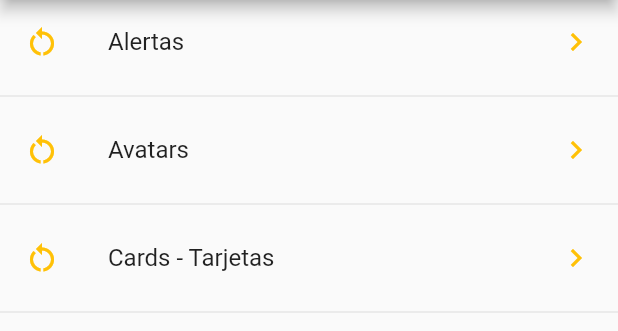
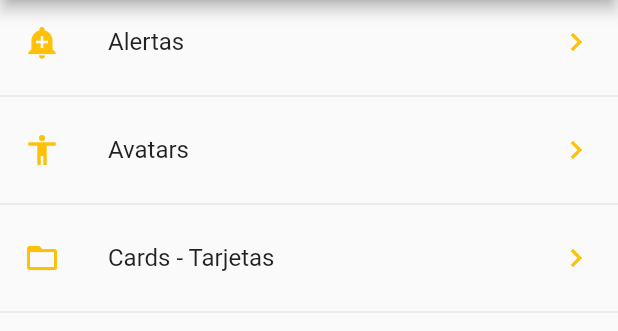
Before and after one commit to bayalad7/flutter-curso-widgets, a Flutter app: the screen it shows after launch, on a phone screen of 412 x 824 dp, the part 84-415 px from its top. Run offline on Flutter 3.47's test engine with Material 2 defaults, Android fonts, the phone set to English and light mode, and no system bars.

Commit message:
feat(utils): convert icons based on a text string

```diff
--- a/lib/src/pages/home.dart
+++ b/lib/src/pages/home.dart
@@ -68,6 +68,7 @@
 import 'package:flutter/material.dart';
 
 import '../providers/menu.dart';
+import '../utils/icons.dart';
 
 class PageHome extends StatelessWidget {
   @override
@@ -123,7 +124,7 @@ class PageHome extends StatelessWidget {
     data?.forEach((item) {
       final widgetItem = ListTile(
         title: Text(item["texto"]),
-        leading: Icon(Icons.restart_alt, color: Colors.amber),
+        leading: getIcon(item["icon"]),
         trailing: Icon(Icons.keyboard_arrow_right, color: Colors.amber),
         onTap: () {},
       );
--- /dev/null
+++ b/lib/src/utils/icons.dart
@@ -0,0 +1,19 @@
+/*
+ * Notas.
+ * 01 - getIcon
+ *      Vamos a crear una solución para regresar un icono de flutter mediante
+ *      un método que nos permita convertir iconos en base al string de un texto
+ *      que manipulemos
+ */
+
+import 'package:flutter/material.dart';
+
+final _icons = <String, IconData>{
+  'add_alert': Icons.add_alert,
+  'accessibility': Icons.accessibility,
+  'folder_open': Icons.folder_open,
+};
+
+Icon getIcon(String icono) {
+  return Icon(_icons[icono], color: Colors.amber);
+}
```
